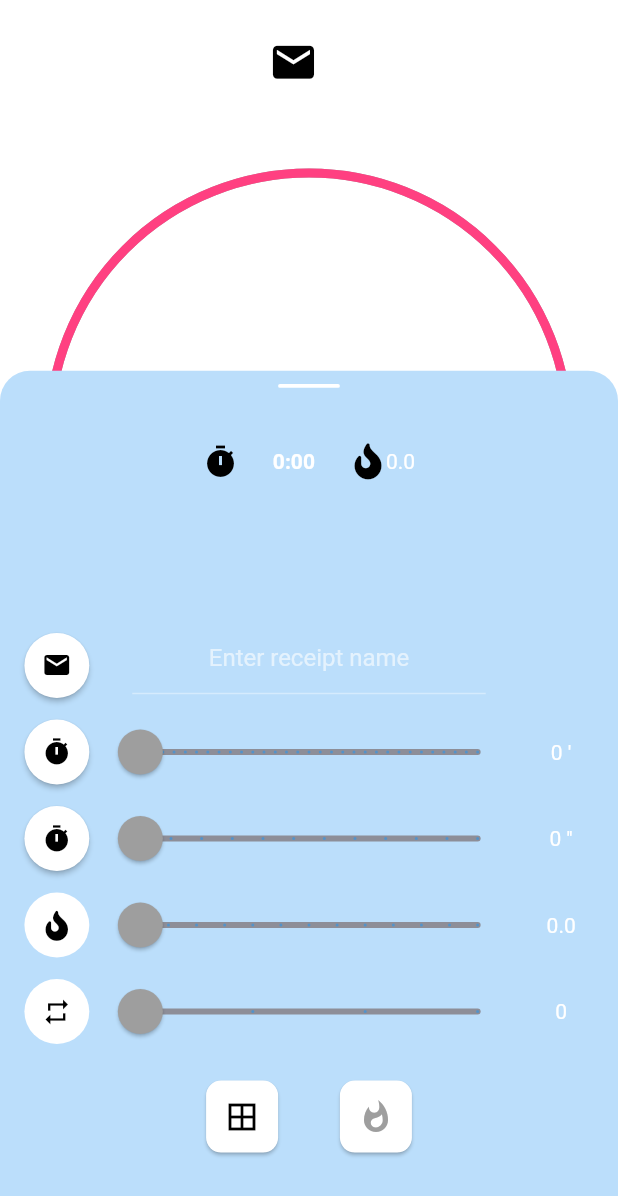
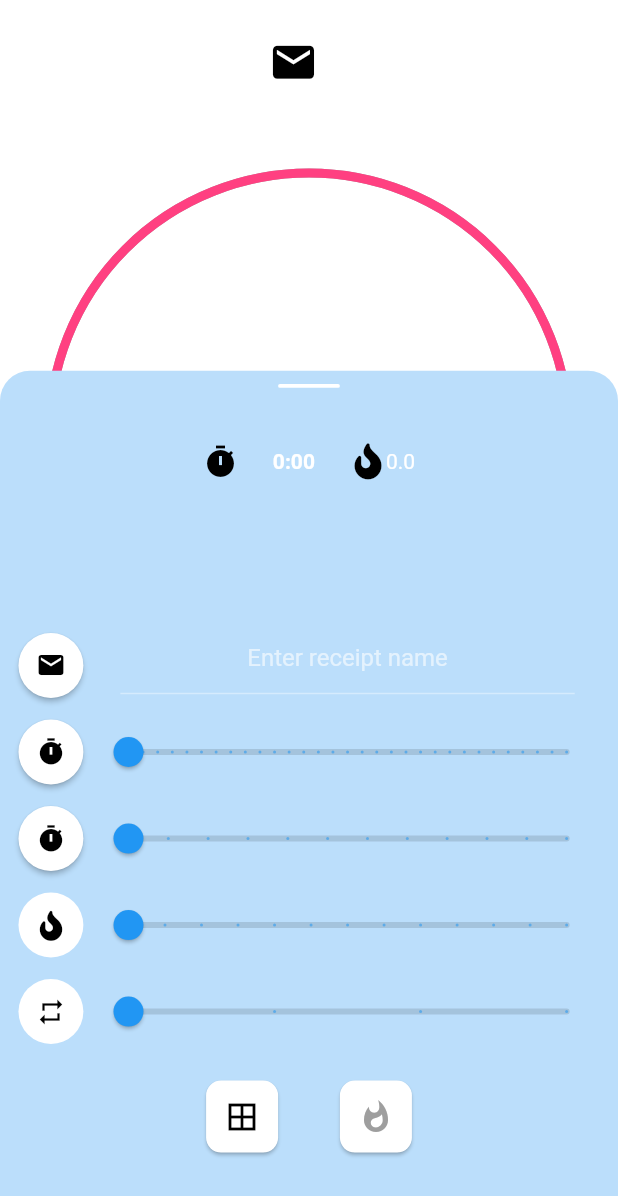
Before and after one commit to niklaskobi/blinchiki, a Flutter app: the screen it shows after launch, after a tap on the "add" icon, on a phone screen of 412 x 824 dp. Shown: the top 1196 px of the screen. Run offline on Flutter 3.47's test engine with Material 2 defaults, Android fonts, the phone set to English and light mode, and no system bars; our stand-ins replace flutter_slidable, font_awesome_flutter; statements that could not run were skipped.

Commit message:
upgrade flutter to 1.20, remove slider texts

```diff
--- a/lib/main.dart
+++ b/lib/main.dart
@@ -20,11 +20,12 @@ class Blinchiki extends StatelessWidget {
           accentColor: Colors.pinkAccent,
           brightness: Brightness.dark,
           sliderTheme: SliderTheme.of(context).copyWith(
-            inactiveTrackColor: Color(0xFF8D8E98),
-            activeTrackColor: Colors.black,
-            thumbColor: Colors.grey,
-            overlayColor: Color(0x29EB1555),
-            thumbShape: RoundSliderThumbShape(enabledThumbRadius: 15.0),
+            inactiveTrackColor: Colors.black12,
+            activeTrackColor: Colors.blue,
+            thumbColor: Colors.blue,
+            valueIndicatorColor: Colors.blue,
+            //overlayColor: Color(0x29EB1555),
+            thumbShape: RoundSliderThumbShape(enabledThumbRadius: 10.0),
           ),
         ),
         title: _title,
--- a/lib/screens/receipt_settings_screen.dart
+++ b/lib/screens/receipt_settings_screen.dart
@@ -140,9 +140,7 @@ class _ReceiptSettingsScreenState extends State<ReceiptSettingsScreen> {
         double max,
         Function sliderFunction,
         Function onChangeEndFunction}) {
-      return SliderTheme(
-        data: SliderTheme.of(context),
-        child: Container(
+      return Container(
         height: rowHeight,
         child: Align(
           alignment: Alignment.center,
@@ -151,6 +149,7 @@ class _ReceiptSettingsScreenState extends State<ReceiptSettingsScreen> {
             divisions: divisions,
             min: min,
             max: max,
+            label: sliderValue.round().toString(),
             onChanged: (double newValue) {
               sliderFunction(newValue);
             },
@@ -159,14 +158,12 @@ class _ReceiptSettingsScreenState extends State<ReceiptSettingsScreen> {
             },
           ),
         ),
-        ),
       );
     }
 
     /// turns row ----------------------------------------------------------------------------------------------------
     TableRow turnsRow = MyTableRow.createTableRow(
       rowHeight: _rowHeight,
-      text: '${receipt.durations.length - 1}',
       iconData: kTurnsIcon,
       index: index,
       iconFunction: null,
@@ -188,7 +185,6 @@ class _ReceiptSettingsScreenState extends State<ReceiptSettingsScreen> {
     /// steering row --------------------------------------------------------------------------------------------------
     TableRow steeringRow = MyTableRow.createTableRow(
         rowHeight: _rowHeight,
-        text: '${receipt.steeringSetting.value}',
         iconData: kFireIcon,
         index: index,
         iconFunction: null,
@@ -209,7 +205,6 @@ class _ReceiptSettingsScreenState extends State<ReceiptSettingsScreen> {
     /// minutes row ---------------------------------------------------------------------------------------------------
     TableRow minutesRow = MyTableRow.createTableRow(
       rowHeight: _rowHeight,
-      text: '${receipt.getMinutes(_timerIndex)} \'',
       iconData: kTimerIcon,
       index: index,
       iconFunction: decreaseDurationIndex,
@@ -231,7 +226,6 @@ class _ReceiptSettingsScreenState extends State<ReceiptSettingsScreen> {
     /// seconds row ---------------------------------------------------------------------------------------------------
     TableRow secondsRow = MyTableRow.createTableRow(
       rowHeight: _rowHeight,
-      text: '${receipt.getSeconds(_timerIndex)} \'\'',
       iconData: kTimerIcon,
       index: index,
       iconFunction: increaseDurationIndex,
@@ -336,7 +330,6 @@ class _ReceiptSettingsScreenState extends State<ReceiptSettingsScreen> {
     /// seconds row ---------------------------------------------------------------------------------------------------
     TableRow textFieldRow = MyTableRow.createTableRow(
       rowHeight: _rowHeight,
-      text: '',
       iconData: iconDataSpec.getIconData(receipt.iconId),
       index: index,
       iconFunction: () async {
@@ -351,9 +344,8 @@ class _ReceiptSettingsScreenState extends State<ReceiptSettingsScreen> {
       padding: EdgeInsets.only(top: screenHeight * 0.03),
       child: Table(
         columnWidths: {
-          0: FractionColumnWidth(0.15),
-          1: FractionColumnWidth(0.7),
-          2: FractionColumnWidth(0.15),
+          0: FractionColumnWidth(0.13),
+          1: FractionColumnWidth(0.87),
         },
         children: [textFieldRow, minutesRow, secondsRow, steeringRow, turnsRow],
       ),
--- a/lib/widgets/table_row.dart
+++ b/lib/widgets/table_row.dart
@@ -3,7 +3,6 @@ import 'package:flutter/material.dart';
 class MyTableRow {
   static TableRow createTableRow({
     double rowHeight,
-    String text,
     IconData iconData,
     int index,
     Function iconFunction,
@@ -19,7 +18,6 @@ class MyTableRow {
               child: myIconButtonWithCircle(iconData, iconFunction, rowHeight * 0.75),
             )),
         widget,
-        Container(height: rowHeight, child: Align(alignment: Alignment.center, child: Text(text))),
       ],
     );
   }
```
Also changed, not shown: pubspec.lock. Lines whose indentation alone changed are shown as unchanged.
